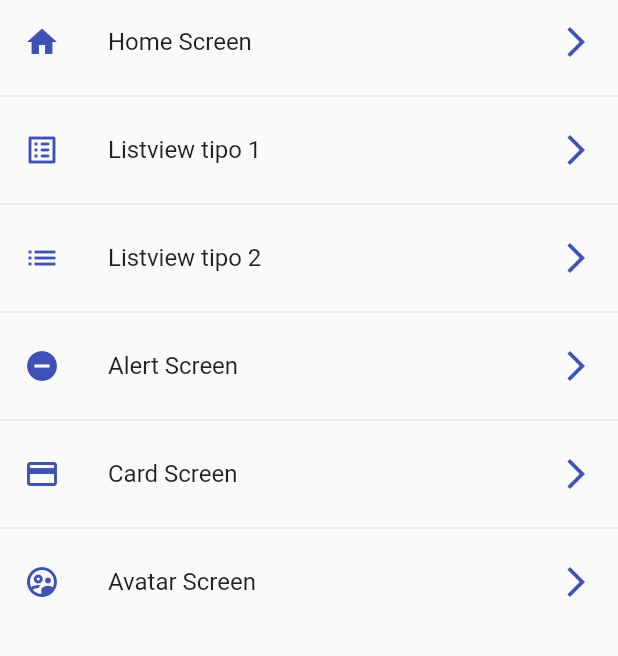
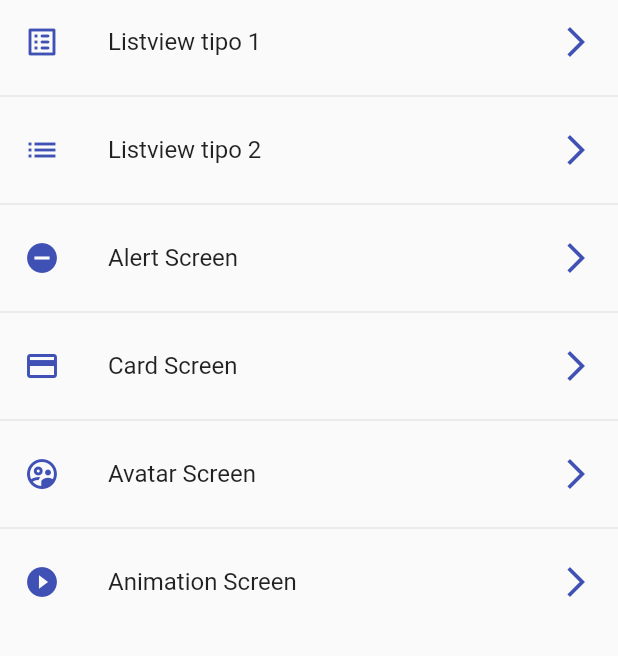
Before and after one commit to Benqui/Flutter-Stuff, a Flutter app: the screen it shows after launch, on a phone screen of 412 x 824 dp, the part 84-740 px from its top. Run offline on Flutter 3.47's test engine with Material 2 defaults, Android fonts, the phone set to English and light mode, and no system bars.

Commit message:
p->03 ComponentesFlutterUpdated: AnimationtScreen finished

```diff
--- a/programas/part_03/componentes_flutter_updated_course/lib/router/app_routes.dart
+++ b/programas/part_03/componentes_flutter_updated_course/lib/router/app_routes.dart
@@ -7,11 +7,11 @@ class AppRoutes {
 
   static final menuOptions = <MenuOption>[
     // TODO: borrar home
-    MenuOption(
-        route: 'home',
-        screen: HomeScreen(),
-        name: 'Home Screen',
-        icon: Icons.home_sharp),
+    // MenuOption(
+    //     route: 'home',
+    //     screen: HomeScreen(),
+    //     name: 'Home Screen',
+    //     icon: Icons.home_sharp),
     MenuOption(
         route: 'list1',
         screen: ListView1Screen(),
@@ -37,10 +37,17 @@ class AppRoutes {
         screen: AvatarScreen(),
         name: 'Avatar Screen',
         icon: Icons.supervised_user_circle_outlined),
+    MenuOption(
+        route: 'animation',
+        screen: AnimationScreen(),
+        name: 'Animation Screen',
+        icon: Icons.play_circle_filled_outlined),
   ];
 
   static Map<String, Widget Function(BuildContext)> getAppRoutes() {
     Map<String, Widget Function(BuildContext)> appRoutes = {};
+
+    appRoutes.addAll({'home': (BuildContext context) => HomeScreen()});
 
     for (final option in menuOptions) {
       appRoutes.addAll({option.route: (BuildContext context) => option.screen});
--- a/programas/part_03/componentes_flutter_updated_course/lib/screens/screens.dart
+++ b/programas/part_03/componentes_flutter_updated_course/lib/screens/screens.dart
@@ -4,3 +4,4 @@ export 'package:componentes_flutter_updated_course/screens/home_screen.dart';
 export 'package:componentes_flutter_updated_course/screens/listview1_screen.dart';
 export 'package:componentes_flutter_updated_course/screens/listview2_screen.dart';
 export 'package:componentes_flutter_updated_course/screens/avatar_screen.dart';
+export 'package:componentes_flutter_updated_course/screens/animated_screen.dart';
```
Also changed, not shown: programas/part_03/componentes_flutter_updated_course/lib/screens/animated_screen.dart (added, +54 -0 lines).
